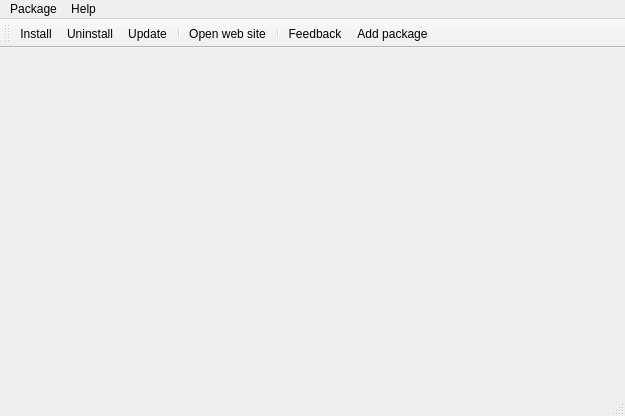
npackd/npackd-cpp, file wpmcpp/src/mainwindow.ui: the form before one commit.
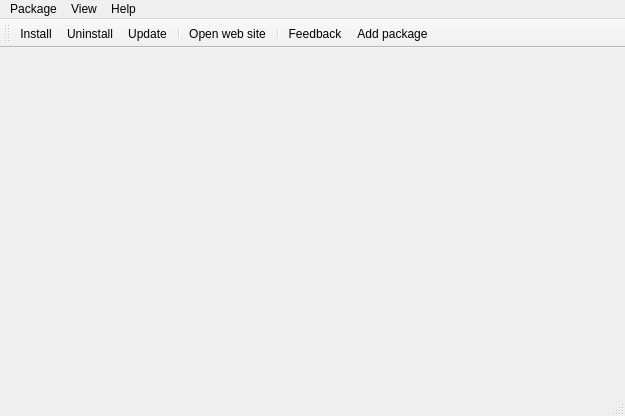
The form after the commit. Icons and pictures are not drawn.

Commit message: - "Toggle toolbar" - View menu

Patch:
```diff
--- a/wpmcpp/src/mainwindow.ui
+++ b/wpmcpp/src/mainwindow.ui
@@ -90,7 +90,16 @@
     <addaction name="actionFile_an_Issue"/>
     <addaction name="actionAbout"/>
    </widget>
+   <widget class="QMenu" name="menuView">
+    <property name="title">
+     <string>View</string>
+    </property>
+    <addaction name="actionClose_Tab"/>
+    <addaction name="actionChoose_columns"/>
+    <addaction name="actionToggle_toolbar"/>
+   </widget>
    <addaction name="menuFile"/>
+   <addaction name="menuView"/>
    <addaction name="menuHelp"/>
   </widget>
   <widget class="QToolBar" name="mainToolBar">
```
Left out of the diff: 16 changed lines with no effect on the pictures. The commit also changes 6 other files.
